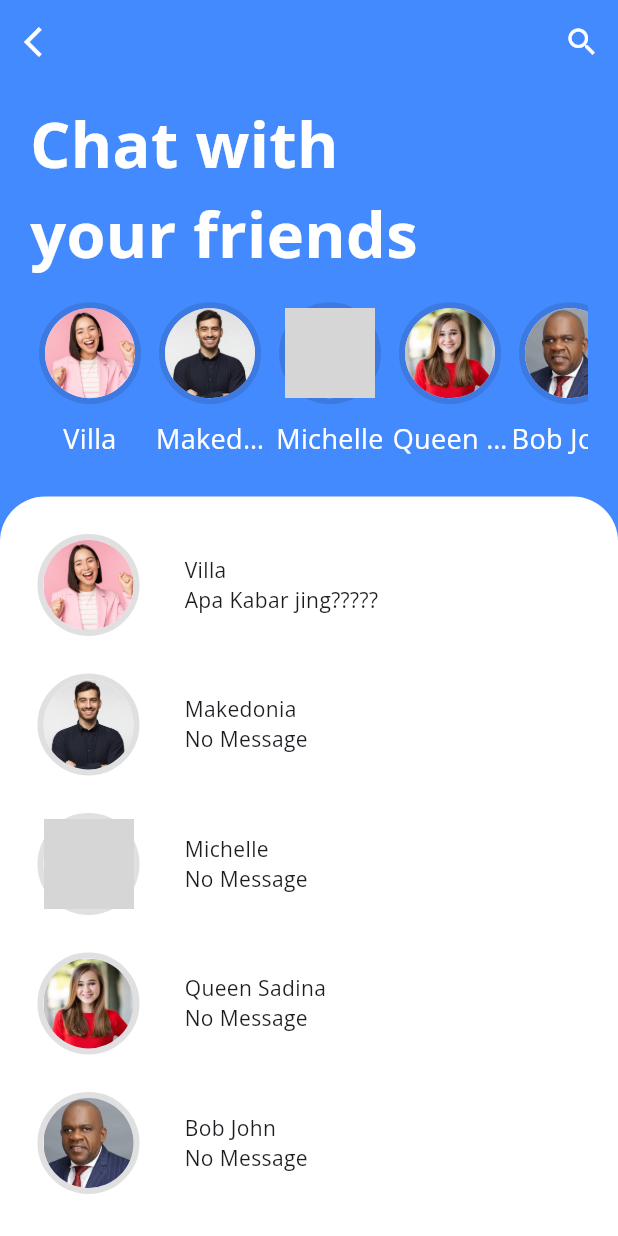
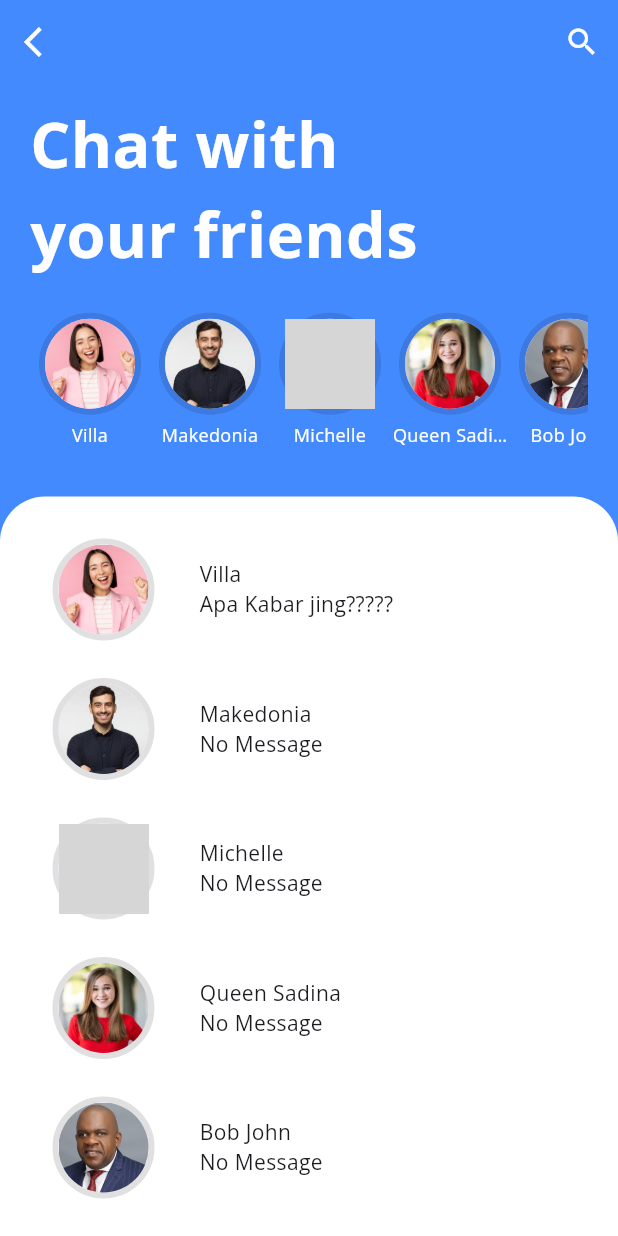
Before and after one commit to RizkyFirman00/Exercise_Slicing_Design, a Flutter app: the Day1 screen opened directly, on a phone screen of 412 x 824 dp. Run offline on Flutter 3.47's test engine with Material 3 defaults, Android fonts, the phone set to English and light mode, and no system bars; our stand-ins replace get, google_fonts; grey boxes are pictures that could not be loaded.

Commit message:
design: day_1

```diff
--- a/lib/Design/day_1.dart
+++ b/lib/Design/day_1.dart
@@ -32,7 +32,7 @@ class Day1 extends StatelessWidget {
         backgroundColor: Colors.blueAccent,
         foregroundColor: Colors.white,
         leading: IconButton(
-          icon: Icon(Icons.arrow_back_ios),
+          icon: const Icon(Icons.arrow_back_ios),
           onPressed: () {
             Get.back();
           },
@@ -40,7 +40,7 @@ class Day1 extends StatelessWidget {
         actions: [
           IconButton(
             onPressed: () {},
-            icon: Icon(Icons.search),
+            icon: const Icon(Icons.search),
           ),
         ],
       ),
@@ -48,14 +48,14 @@ class Day1 extends StatelessWidget {
         child: Column(
           children: [
             Padding(
-              padding: EdgeInsets.symmetric(horizontal: 20.0),
+              padding: const EdgeInsets.symmetric(horizontal: 20.0),
               child: Column(
                 crossAxisAlignment: CrossAxisAlignment.start,
                 children: [
-                  SizedBox(
+                  const SizedBox(
                     height: 10,
                   ),
-                  Text(
+                  const Text(
                     "Chat with \nyour friends",
                     style: TextStyle(
                       fontSize: 42,
@@ -63,7 +63,7 @@ class Day1 extends StatelessWidget {
                       color: Colors.white,
                     ),
                   ),
-                  SizedBox(
+                  const SizedBox(
                     height: 10,
                   ),
                   Container(
@@ -79,14 +79,15 @@ class Day1 extends StatelessWidget {
                 ],
               ),
             ),
-            SizedBox(
+            const SizedBox(
               height: 20,
             ),
             Expanded(
               child: Container(
                 width: double.infinity,
                 height: 100,
-                decoration: BoxDecoration(
+                padding: const EdgeInsets.symmetric(vertical: 3, horizontal: 10),
+                decoration: const BoxDecoration(
                   color: Colors.white,
                   borderRadius: BorderRadius.only(
                     topRight: Radius.circular(30),
@@ -123,7 +124,7 @@ class ListChat extends StatelessWidget {
   @override
   Widget build(BuildContext context) {
     return Container(
-      padding: EdgeInsets.only(top: 25, right: 25, left: 25),
+      padding: const EdgeInsets.only(top: 25, right: 25, left: 25),
       child: Row(
         children: [
           Container(
@@ -139,7 +140,7 @@ class ListChat extends StatelessWidget {
               backgroundImage: AssetImage(personModel.image),
             ),
           ),
-          SizedBox(
+          const SizedBox(
             width: 30,
           ),
           Column(
@@ -183,16 +184,16 @@ class StoryBubble extends StatelessWidget {
               backgroundImage: AssetImage(personModel.image),
             ),
           ),
-          SizedBox(
-            height: 10,
+          const SizedBox(
+            height: 5,
           ),
           Container(
             child: Text(
               personModel.name,
               textAlign: TextAlign.center,
-              style: TextStyle(
+              style: const TextStyle(
                 color: Colors.white,
-                fontSize: 18,
+                fontSize: 12,
               ),
               overflow: TextOverflow.ellipsis,
               maxLines: 1,
```
